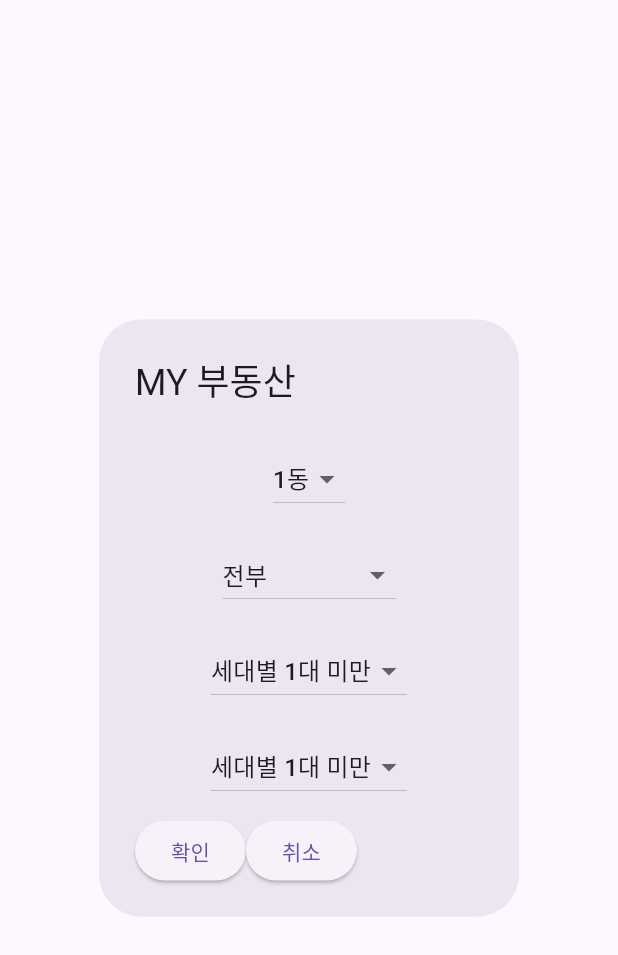
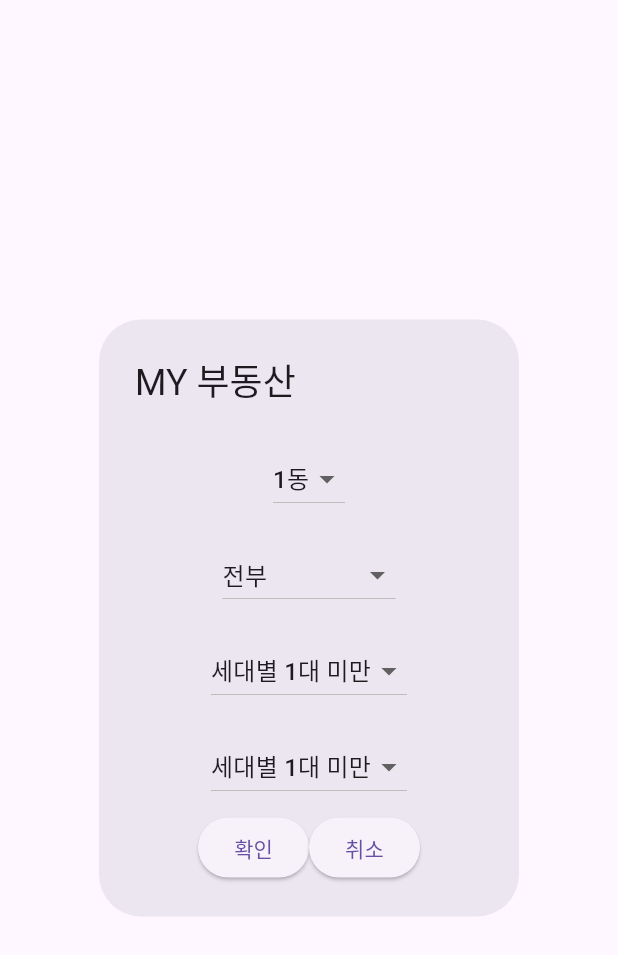
Before and after one commit to jeonghyun77/apt, a Flutter app: the MapFilterDialog widget shown alone on an empty page, opened directly with empty values, on a phone screen of 412 x 824 dp. Shown: the top 955 px of the screen. Run offline on Flutter 3.47's test engine with Material 3 defaults, Android fonts, the phone set to English and light mode, and no system bars; our stand-ins replace firebase_auth, firebase_core, firebase_crashlytics, flutter_native_splash, google_maps_flutter; missing offline and left inert: kakao_flutter_sdk; accounts and stored records are empty.

Commit message:
2/12 지도 검색

```diff
--- a/lib/map/map_filter_dialog.dart
+++ b/lib/map/map_filter_dialog.dart
@@ -96,7 +96,9 @@ class _MapFilterDialogState extends State<MapFilterDialog> {
                   value: mapFilter.carString,
                 )
             ),
-            Row(
+            Expanded(
+              child: Row(
+                mainAxisAlignment: MainAxisAlignment.center,
                 children: [
                   ElevatedButton(onPressed: (){
                     Navigator.of(context).pop(mapFilter);
@@ -105,6 +107,7 @@ class _MapFilterDialogState extends State<MapFilterDialog> {
                     Navigator.of(context).pop();
                   }, child: Text('취소'))
                 ],
+              ),
             )
           ],
         ),
```
Also changed, not shown: lib/aptpage.dart (+12 -2 lines). Lines whose indentation alone changed are shown as unchanged.
